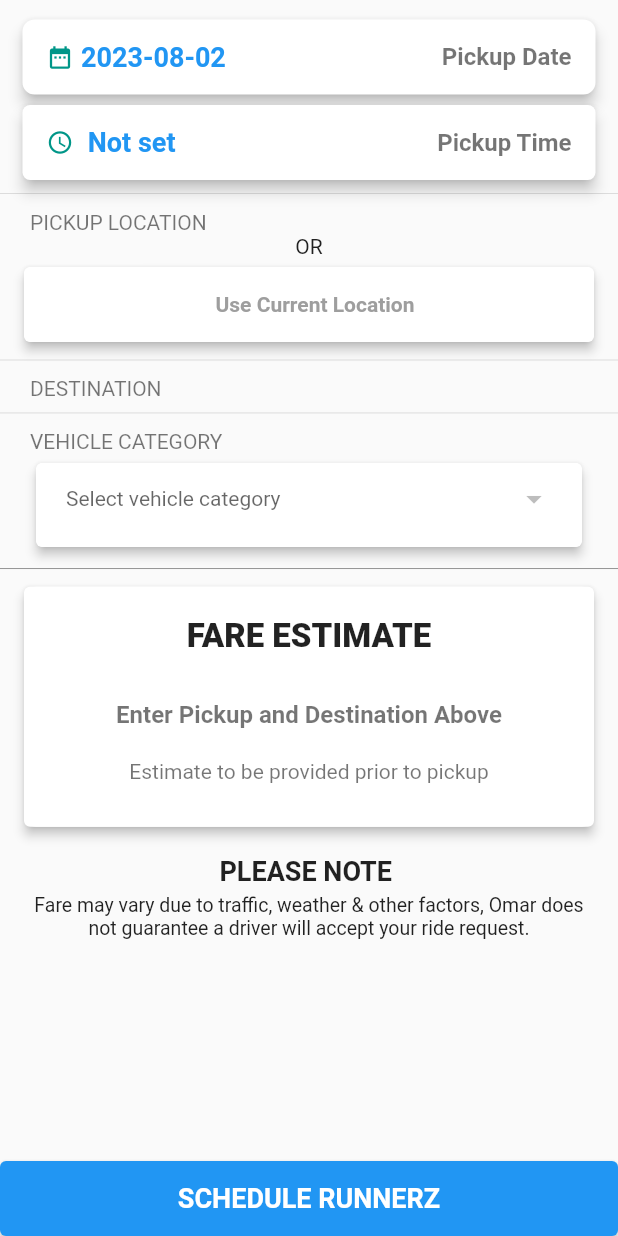
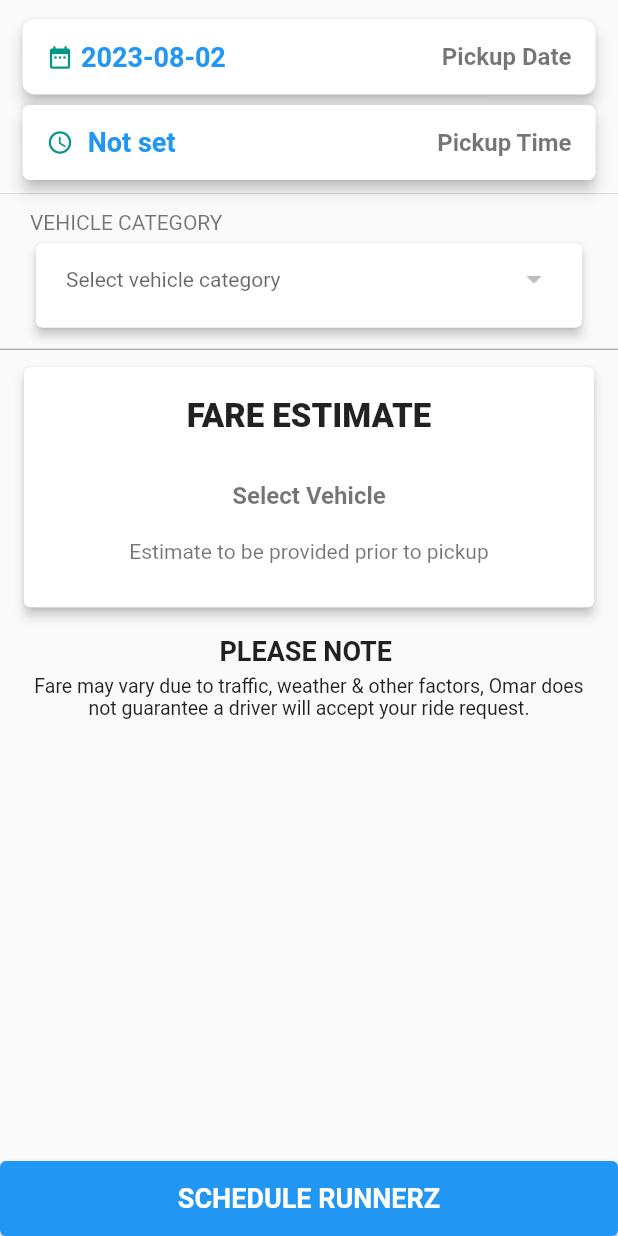
Before and after one commit to shahid31346/runnerz-new, a Flutter app: the PackageLaterHome screen opened directly, on a phone screen of 412 x 824 dp. Run offline on Flutter 3.47's test engine with Material 2 defaults, Android fonts, the phone set to English and light mode, and no system bars; our stand-ins replace flutter_datetime_picker_plus, geolocator, google_maps_flutter, image_picker, location, permission_handler and 3 more; missing offline and left inert: fl_geocoder, flutter_google_map_polyline_point, flutter_google_maps_webservices, flutter_google_places_hoc081098, google_maps_controller, lecle_flutter_absolute_path and 1 more; accounts and stored records are empty; network calls fail.

Commit message:
overall changes

```diff
--- a/lib/Customer/screens/packagess/PackageFromHome/PackageLaterHome.dart
+++ b/lib/Customer/screens/packagess/PackageFromHome/PackageLaterHome.dart
@@ -110,6 +110,8 @@ class _PackageLaterHomeState extends State<PackageLaterHome>
       "drop_address": addressForDrop,
     });
 
+    print(msg);
+
     http.Response response = await http.post(
       apiUrl,
       headers: headers,
@@ -213,6 +215,8 @@ class _PackageLaterHomeState extends State<PackageLaterHome>
       // _isLoading = false;
 
       Map _data = await _getVehicle();
+
+      print(_data);
 
       categories = _data["vehicles"];
 
@@ -692,193 +696,193 @@ class _PackageLaterHomeState extends State<PackageLaterHome>
                       height: 1,
                     ),
                     Divider(),
-                    Padding(
-                      padding: const EdgeInsets.only(top: 3.0, left: 20.0),
-                      child: Text(
-                        'Pickup Location'.toUpperCase(),
-                        style: TextStyle(
-                            color: Colors.black54,
-                            fontSize: 14,
-                            fontWeight: FontWeight.w400),
-                      ),
-                    ),
-                    //pickupLocation(),
-                    // pickupChecker
-                    //     ? Padding(
-                    //         padding: const EdgeInsets.only(
-                    //             left: 12.0, right: 12.0, top: 2.0),
-                    //         child: InkWell(
-                    //           onTap: () async {
-                    //             // show input autocomplete with selected mode
-                    //             // then get the Prediction selected
-                    //             pred.Prediction prediction =
-                    //                 await PlacesAutocomplete.show(
-                    //               context: context,
-                    //               apiKey:
-                    //                   'AIzaSyCqi_-GdzTVjwKqvjxmTLyry-EgUHegE1Y',
-                    //               mode: Mode.overlay, // Mode.overlay
-                    //               language: "en",
-                    //               // components: [Component(Component.country, "ae")]
-                    //             );
-
-                    //             //ae for emirates and sa for saudi
-                    //             //displayPrediction(p);
-                    //             _getLatLngforPickup(prediction);
-                    //           },
-                    //           child: Card(
-                    //             elevation: 3.0,
-                    //             child: Container(
-                    //               width: double.infinity,
-                    //               height: 50,
-                    //               decoration: BoxDecoration(
-                    //                 color: Colors.white,
-                    //                 borderRadius: BorderRadius.all(
-                    //                   Radius.circular(5.0),
+                    // Padding(
+                    //   padding: const EdgeInsets.only(top: 3.0, left: 20.0),
+                    //   child: Text(
+                    //     'Pickup Location'.toUpperCase(),
+                    //     style: TextStyle(
+                    //         color: Colors.black54,
+                    //         fontSize: 14,
+                    //         fontWeight: FontWeight.w400),
+                    //   ),
+                    // ),
+
+                    //   pickupChecker
+                    //       ? Padding(
+                    //           padding: const EdgeInsets.only(
+                    //               left: 12.0, right: 12.0, top: 2.0),
+                    //           child: InkWell(
+                    //             onTap: () async {
+                    //               // show input autocomplete with selected mode
+                    //               // then get the Prediction selected
+                    //               // pred.Prediction prediction =
+                    //               //     await PlacesAutocomplete.show(
+                    //               //   context: context,
+                    //               //   apiKey:
+                    //               //       'AIzaSyCqi_-GdzTVjwKqvjxmTLyry-EgUHegE1Y',
+                    //               //   mode: Mode.overlay, // Mode.overlay
+                    //               //   language: "en",
+                    //               //   // components: [Component(Component.country, "ae")]
+                    //               // );
+
+                    //               // //ae for emirates and sa for saudi
+                    //               // //displayPrediction(p);
+                    //               // _getLatLngforPickup(prediction);
+                    //             },
+                    //             child: Card(
+                    //               elevation: 3.0,
+                    //               child: Container(
+                    //                 width: double.infinity,
+                    //                 height: 50,
+                    //                 decoration: BoxDecoration(
+                    //                   color: Colors.white,
+                    //                   borderRadius: BorderRadius.all(
+                    //                     Radius.circular(5.0),
+                    //                   ),
                     //                 ),
-                    //               ),
-                    //               child: Center(
-                    //                 child: Column(
-                    //                   mainAxisAlignment:
-                    //                       MainAxisAlignment.center,
-                    //                   children: [
-                    //                     Center(
-                    //                       child: Padding(
-                    //                         padding: const EdgeInsets.only(
-                    //                             left: 8.0),
-                    //                         child: Text(
-                    //                           '$addressForPickup',
-                    //                           overflow: TextOverflow.ellipsis,
-                    //                           style: TextStyle(
-                    //                               color: Colors.grey,
-                    //                               fontWeight: FontWeight.bold),
+                    //                 child: Center(
+                    //                   child: Column(
+                    //                     mainAxisAlignment:
+                    //                         MainAxisAlignment.center,
+                    //                     children: [
+                    //                       Center(
+                    //                         child: Padding(
+                    //                           padding: const EdgeInsets.only(
+                    //                               left: 8.0),
+                    //                           child: Text(
+                    //                             '$addressForPickup',
+                    //                             overflow: TextOverflow.ellipsis,
+                    //                             style: TextStyle(
+                    //                                 color: Colors.grey,
+                    //                                 fontWeight: FontWeight.bold),
+                    //                           ),
                     //                         ),
                     //                       ),
-                    //                     ),
-                    //                   ],
+                    //                     ],
+                    //                   ),
                     //                 ),
                     //               ),
                     //             ),
                     //           ),
-                    //         ),
-                    //       )
-                    //     : Container(),
-                    oR
-                        ? Center(
-                            child: Text('OR'),
-                          )
-                        : Container(),
-                    pickupCheckerCurrentLocation
-                        ? Padding(
-                            padding: const EdgeInsets.only(
-                                left: 12.0, right: 12.0, top: 2.0),
-                            child: InkWell(
-                              onTap: () async {
-                                _checkGps();
-                                getUserLocation();
-                              },
-                              child: Card(
-                                elevation: 3.0,
-                                child: Container(
-                                  width: double.infinity,
-                                  height: 50,
-                                  decoration: BoxDecoration(
-                                    color: Colors.white,
-                                    borderRadius: BorderRadius.all(
-                                      Radius.circular(5.0),
-                                    ),
-                                  ),
-                                  child: Center(
-                                    child: Column(
-                                      mainAxisAlignment:
-                                          MainAxisAlignment.center,
-                                      children: [
-                                        Center(
-                                          child: Padding(
-                                            padding: const EdgeInsets.only(
-                                                left: 8.0),
-                                            child: Text(
-                                              '$currentLocationForPickup',
-                                              overflow: TextOverflow.ellipsis,
-                                              style: TextStyle(
-                                                  color: Colors.grey,
-                                                  fontWeight: FontWeight.bold),
-                                            ),
-                                          ),
-                                        ),
-                                      ],
-                                    ),
-                                  ),
-                                ),
-                              ),
-                            ),
-                          )
-                        : Container(),
-                    Divider(),
-                    Padding(
-                      padding: const EdgeInsets.only(top: 3.0, left: 20.0),
-                      child: Text(
-                        'Destination'.toUpperCase(),
-                        style: TextStyle(
-                            color: Colors.black54,
-                            fontSize: 14,
-                            fontWeight: FontWeight.w400),
-                      ),
-                    ),
-                  //  placesAutoCompleteTextField(),
-                    // Padding(
-                    //   padding: const EdgeInsets.only(
-                    //       left: 12.0, right: 12.0, top: 2.0),
-                    //   child: InkWell(
-                    //     onTap: () async {
-                    //       // show input autocomplete with selected mode
-                    //       // then get the Prediction selected
-                    //       Prediction prediction = await PlacesAutocomplete.show(
-                    //           context: context,
-                    //           apiKey: 'AIzaSyCqi_-GdzTVjwKqvjxmTLyry-EgUHegE1Y',
-                    //           mode: Mode.overlay, // Mode.overlay
-                    //           language: "en",
-                    //           components: [Component(Component.country, "pk")]);
-                    //       //displayPrediction(p);
-                    //       _getLatLngforDrop(prediction);
-                    //     },
-                    //     child: Card(
-                    //       elevation: 3.0,
-                    //       child: Container(
-                    //         width: double.infinity,
-                    //         height: 50,
-                    //         decoration: BoxDecoration(
-                    //           color: Colors.white,
-                    //           borderRadius: BorderRadius.all(
-                    //             Radius.circular(5.0),
-                    //           ),
-                    //         ),
-                    //         child: Center(
-                    //           child: Column(
-                    //             mainAxisAlignment: MainAxisAlignment.center,
-                    //             children: [
-                    //               Center(
-                    //                 child: Padding(
-                    //                   padding: const EdgeInsets.only(left: 8.0),
-                    //                   child: Text(
-                    //                     '$addressForDrop',
-                    //                     overflow: TextOverflow.ellipsis,
-                    //                     style: TextStyle(
-                    //                         color: Colors.grey,
-                    //                         fontWeight: FontWeight.bold),
+                    //         )
+                    //       : Container(),
+                    //   oR
+                    //       ? Center(
+                    //           child: Text('OR'),
+                    //         )
+                    //       : Container(),
+                    //   pickupCheckerCurrentLocation
+                    //       ? Padding(
+                    //           padding: const EdgeInsets.only(
+                    //               left: 12.0, right: 12.0, top: 2.0),
+                    //           child: InkWell(
+                    //             onTap: () async {
+                    //               _checkGps();
+                    //               getUserLocation();
+                    //             },
+                    //             child: Card(
+                    //               elevation: 3.0,
+                    //               child: Container(
+                    //                 width: double.infinity,
+                    //                 height: 50,
+                    //                 decoration: BoxDecoration(
+                    //                   color: Colors.white,
+                    //                   borderRadius: BorderRadius.all(
+                    //                     Radius.circular(5.0),
+                    //                   ),
+                    //                 ),
+                    //                 child: Center(
+                    //                   child: Column(
+                    //                     mainAxisAlignment:
+                    //                         MainAxisAlignment.center,
+                    //                     children: [
+                    //                       Center(
+                    //                         child: Padding(
+                    //                           padding: const EdgeInsets.only(
+                    //                               left: 8.0),
+                    //                           child: Text(
+                    //                             '$currentLocationForPickup',
+                    //                             overflow: TextOverflow.ellipsis,
+                    //                             style: TextStyle(
+                    //                                 color: Colors.grey,
+                    //                                 fontWeight: FontWeight.bold),
+                    //                           ),
+                    //                         ),
+                    //                       ),
+                    //                     ],
                     //                   ),
                     //                 ),
                     //               ),
-                    //             ],
+                    //             ),
+                    //           ),
+                    //         )
+                    //       : Container(),
+                    //   Divider(),
+                    //   Padding(
+                    //     padding: const EdgeInsets.only(top: 3.0, left: 20.0),
+                    //     child: Text(
+                    //       'Destination'.toUpperCase(),
+                    //       style: TextStyle(
+                    //           color: Colors.black54,
+                    //           fontSize: 14,
+                    //           fontWeight: FontWeight.w400),
+                    //     ),
+                    //   ),
+                    // //  placesAutoCompleteTextField(),
+                    //   Padding(
+                    //     padding: const EdgeInsets.only(
+                    //         left: 12.0, right: 12.0, top: 2.0),
+                    //     child: InkWell(
+                    //       onTap: () async {
+                    //         // show input autocomplete with selected mode
+                    //         // then get the Prediction selected
+                    //         // Prediction prediction = await PlacesAutocomplete.show(
+                    //         //     context: context,
+                    //         //     apiKey: 'AIzaSyCqi_-GdzTVjwKqvjxmTLyry-EgUHegE1Y',
+                    //         //     mode: Mode.overlay, // Mode.overlay
+                    //         //     language: "en",
+                    //         //     components: [Component(Component.country, "pk")]);
+                    //         // //displayPrediction(p);
+                    //         // _getLatLngforDrop(prediction);
+                    //       },
+                    //       child: Card(
+                    //         elevation: 3.0,
+                    //         child: Container(
+                    //           width: double.infinity,
+                    //           height: 50,
+                    //           decoration: BoxDecoration(
+                    //             color: Colors.white,
+                    //             borderRadius: BorderRadius.all(
+                    //               Radius.circular(5.0),
+                    //             ),
+                    //           ),
+                    //           child: Center(
+                    //             child: Column(
+                    //               mainAxisAlignment: MainAxisAlignment.center,
+                    //               children: [
+                    //                 Center(
+                    //                   child: Padding(
+                    //                     padding: const EdgeInsets.only(left: 8.0),
+                    //                     child: Text(
+                    //                       '$addressForDrop',
+                    //                       overflow: TextOverflow.ellipsis,
+                    //                       style: TextStyle(
+                    //                           color: Colors.grey,
+                    //                           fontWeight: FontWeight.bold),
+                    //                     ),
+                    //                   ),
+                    //                 ),
+                    //               ],
+                    //             ),
                     //           ),
                     //         ),
                     //       ),
                     //     ),
                     //   ),
-                    // ),
-                    SizedBox(
-                      height: 0.3,
-                    ),
-                    Divider(),
+                    //   SizedBox(
+                    //     height: 0.3,
+                    //   ),
+                    //   Divider(),
                     SizedBox(
                       height: 0.3,
                     ),
@@ -891,7 +895,8 @@ class _PackageLaterHomeState extends State<PackageLaterHome>
                         ? Center(
                             child: CircularProgressIndicator(),
                           )
-                        : Column(
+                        :
+                        Column(
                             crossAxisAlignment: CrossAxisAlignment.start,
                             children: [
                               Padding(
@@ -931,8 +936,7 @@ class _PackageLaterHomeState extends State<PackageLaterHome>
                                               color: Colors
                                                   .blue), // Not necessary for Option 1
                                           value: _selectedPackageCategory,
-                                          onChanged: vehicleReleaser
-                                              ? (String? newValue) {
+                                          onChanged: (newValue) {
                                             setState(() {
                                               // vehicleTypeChecker = true;
                                               // loadingForTypes = true;
@@ -947,8 +951,7 @@ class _PackageLaterHomeState extends State<PackageLaterHome>
 
 //
                                             });
-                                                }
-                                              : null,
+                                          },
 
                                           items: categories.map((location) {
                                             return new DropdownMenuItem(
@@ -982,7 +985,8 @@ class _PackageLaterHomeState extends State<PackageLaterHome>
                             ? Center(
                                 child: CircularProgressIndicator(),
                               )
-                            : Column(
+                            :
+                            Column(
                                 crossAxisAlignment: CrossAxisAlignment.start,
                                 children: [
                                   Padding(
@@ -1030,10 +1034,13 @@ class _PackageLaterHomeState extends State<PackageLaterHome>
                                                       newValue;
 
                                                   calculateDistance(
-                                                      latitudeForPickup,
-                                                      longitudeForPickup,
-                                                      latitudeForDrop,
-                                                      longitudeForDrop);
+                                                      Constants
+                                                          .latitudeForPickup,
+                                                      Constants
+                                                          .longitudeForPickup,
+                                                      Constants.latitudeForDrop,
+                                                      Constants
+                                                          .longitudeForDrop);
                                                   // if (
                                                   //     addressForDrop !=
                                                   //         'Enter Drop Location') {
@@ -1140,7 +1147,7 @@ class _PackageLaterHomeState extends State<PackageLaterHome>
                                               padding: const EdgeInsets.only(
                                                   top: 30.0),
                                               child: Text(
-                                                'Enter Pickup and Destination Above',
+                                                'Select Vehicle',
                                                 style: TextStyle(
                                                     fontSize: 16,
                                                     fontWeight: FontWeight.w600,
--- a/lib/Customer/screens/packagess/PackageFromHome/packageNowHome.dart
+++ b/lib/Customer/screens/packagess/PackageFromHome/packageNowHome.dart
@@ -811,7 +811,7 @@ class _PackageNowState extends State<PackageNowFromHome>
                                               padding: const EdgeInsets.only(
                                                   top: 30.0),
                                               child: Text(
-                                                'Enter Pickup and Destination Above',
+                                                'Select Vehicle',
                                                 style: TextStyle(
                                                     fontSize: 16,
                                                     fontWeight: FontWeight.w600,
```
Also changed, not shown: lib/Customer/screens/my_profile.dart (+6 -5 lines), lib/Customer/widgets/undeliveredicon.dart (+9 -9 lines). Lines whose indentation alone changed are shown as unchanged.
